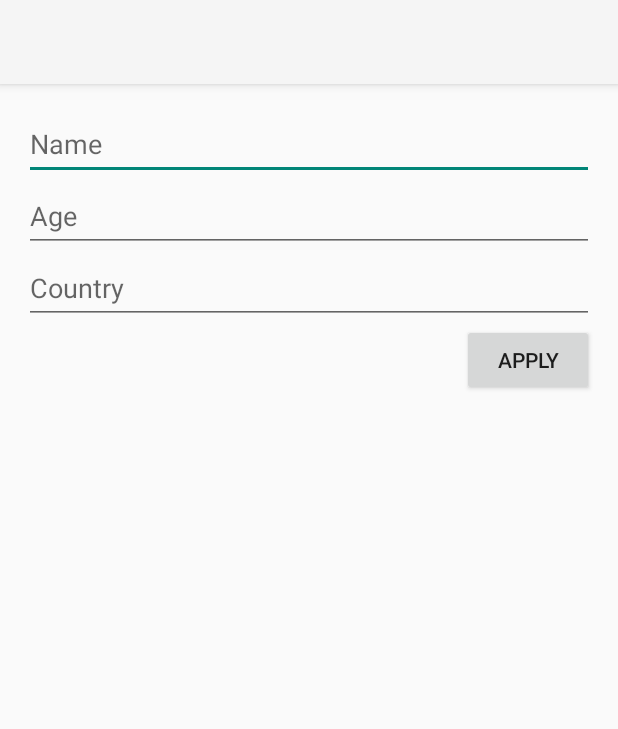
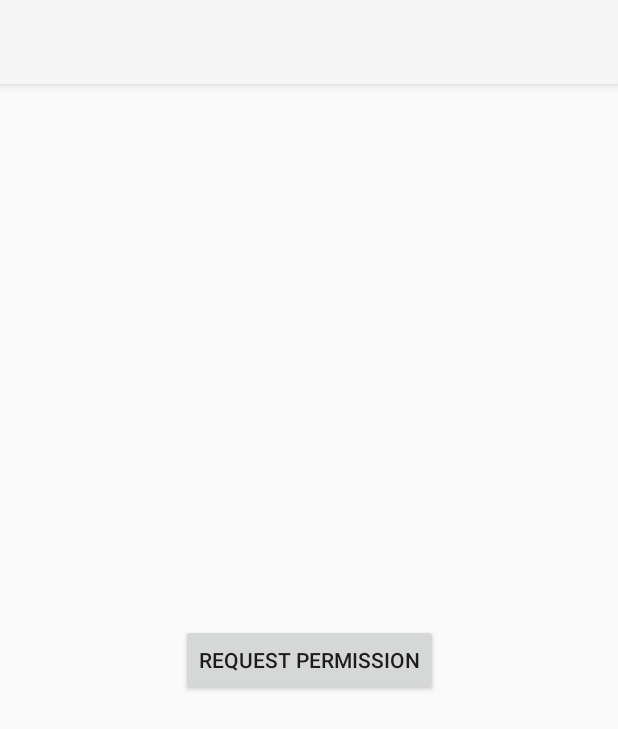
Before and after one commit to vickyemms/AndroidPractice, an Android app: the screen it shows after launch (MainActivity), on a phone screen of 412 x 824 dp. Shown: the top 729 px of the screen. Run offline under Robolectric (Android 15) with nearby library versions, the phone set to English and light mode, and no system bars.

Commit message:
Permissions

```diff
--- a/app/src/main/java/com/example/androidpractice/MainActivity.kt
+++ b/app/src/main/java/com/example/androidpractice/MainActivity.kt
@@ -1,38 +1,67 @@
  package com.example.androidpractice
 
-import android.content.Intent
+import android.content.pm.PackageManager
 import androidx.appcompat.app.AppCompatActivity
 import android.os.Bundle
+import android.util.Log
 import android.widget.Button
-import android.widget.EditText
+import androidx.core.app.ActivityCompat
+import android.Manifest
 
  class MainActivity : AppCompatActivity() {
 
-     private lateinit var etName: EditText
-     private lateinit var etAge: EditText
-     private lateinit var etCountry: EditText
-     private lateinit var btnApply: Button
+     private lateinit var btnRequestPermission: Button
 
     override fun onCreate(savedInstanceState: Bundle?) {
         super.onCreate(savedInstanceState)
         setContentView(R.layout.activity_main)
 
-        etName = findViewById(R.id.etName)
-        etAge = findViewById(R.id.etAge)
-        etCountry = findViewById(R.id.etCountry)
-        btnApply = findViewById(R.id.btnApply)
+        btnRequestPermission = findViewById(R.id.btnRequestPermission)
 
-        btnApply.setOnClickListener {
-            val name = etName.text.toString()
-            val age = etAge.text.toString().toInt()
-            val country = etCountry.text.toString()
-            val person = Person(name, age, country)
-            Intent(this, SecondActivity::class.java).also {
-                it.putExtra("EXTRA_PERSON", person)
-                startActivity(it)
-            }
+        btnRequestPermission.setOnClickListener {
+            requestPermission()
         }
-
     }
 
-}
+     private fun hasWriteExternalStoragePermission() =
+         ActivityCompat.checkSelfPermission(this, Manifest.permission.WRITE_EXTERNAL_STORAGE) == PackageManager.PERMISSION_GRANTED
+
+     private fun hasLocationForegroundPermission() =
+         ActivityCompat.checkSelfPermission(this, Manifest.permission.ACCESS_COARSE_LOCATION) == PackageManager.PERMISSION_GRANTED
+
+     private fun hasLocationBackgroundPermission() =
+         ActivityCompat.checkSelfPermission(this, Manifest.permission.ACCESS_BACKGROUND_LOCATION) == PackageManager.PERMISSION_GRANTED
+
+
+     private fun requestPermission(){
+         var permissionsToRequest = mutableListOf<String>()
+         if(!hasWriteExternalStoragePermission()) {
+             permissionsToRequest.add(Manifest.permission.WRITE_EXTERNAL_STORAGE)
+         }
+         if(!hasLocationForegroundPermission()) {
+             permissionsToRequest.add(Manifest.permission.ACCESS_COARSE_LOCATION)
+         }
+         if(!hasLocationBackgroundPermission()) {
+             permissionsToRequest.add(Manifest.permission.ACCESS_BACKGROUND_LOCATION)
+         }
+
+         if(permissionsToRequest.isNotEmpty()) {
+             ActivityCompat.requestPermissions(this, permissionsToRequest.toTypedArray(), 0)
+         }
+     }
+
+     override fun onRequestPermissionsResult(
+         requestCode: Int,
+         permissions: Array<out String>,
+         grantResults: IntArray
+     ) {
+         super.onRequestPermissionsResult(requestCode, permissions, grantResults)
+         if(requestCode == 0 && grantResults.isNotEmpty()){
+             for (i in grantResults.indices){
+                 if(grantResults[i] == PackageManager.PERMISSION_GRANTED){
+                     Log.d("PermissionsRequest", "${permissions[i]} granted")
+                 }
+             }
+         }
+     }
+ }
--- a/app/src/main/res/layout/activity_main.xml
+++ b/app/src/main/res/layout/activity_main.xml
@@ -8,45 +8,15 @@
     android:padding="16dp"
     tools:context=".MainActivity">
 
-    <EditText
-        android:id="@+id/etName"
-        android:layout_width="match_parent"
-        android:layout_height="48dp"
-        android:inputType="textPersonName"
-        android:hint="Name"
+    <Button
+        android:id="@+id/btnRequestPermission"
+        android:layout_width="wrap_content"
+        android:layout_height="wrap_content"
+        android:text="Request Permission"
+        app:layout_constraintBottom_toBottomOf="parent"
         app:layout_constraintEnd_toEndOf="parent"
         app:layout_constraintHorizontal_bias="0.5"
         app:layout_constraintStart_toStartOf="parent"
-        app:layout_constraintTop_toTopOf="parent" />
-
-    <EditText
-        android:id="@+id/etAge"
-        android:layout_width="match_parent"
-        android:layout_height="48dp"
-        android:inputType="textPersonName"
-        android:hint="Age"
-        app:layout_constraintEnd_toEndOf="parent"
-        app:layout_constraintHorizontal_bias="0.5"
-        app:layout_constraintStart_toStartOf="parent"
-        app:layout_constraintTop_toBottomOf="@+id/etName" />
-
-    <EditText
-        android:id="@+id/etCountry"
-        android:layout_width="match_parent"
-        android:layout_height="48dp"
-        android:inputType="textPersonName"
-        android:hint="Country"
-        app:layout_constraintEnd_toEndOf="parent"
-        app:layout_constraintHorizontal_bias="0.5"
-        app:layout_constraintStart_toStartOf="parent"
-        app:layout_constraintTop_toBottomOf="@+id/etAge" />
-
-    <Button
-        android:id="@+id/btnApply"
-        android:layout_width="wrap_content"
-        android:layout_height="wrap_content"
-        android:text="Apply"
-        app:layout_constraintEnd_toEndOf="parent"
-        app:layout_constraintTop_toBottomOf="@+id/etCountry" />
-
+        app:layout_constraintTop_toTopOf="parent"
+        app:layout_constraintVertical_bias="0.5" />
 </androidx.constraintlayout.widget.ConstraintLayout>
```
Also changed, not shown: app/src/main/AndroidManifest.xml (+5 -3 lines), app/src/main/java/com/example/androidpractice/Person.kt (deleted, +0 -9 lines), app/src/main/java/com/example/androidpractice/SecondActivity.kt (deleted, +0 -20 lines), app/src/main/res/layout/activity_second.xml (deleted, +0 -22 lines).
